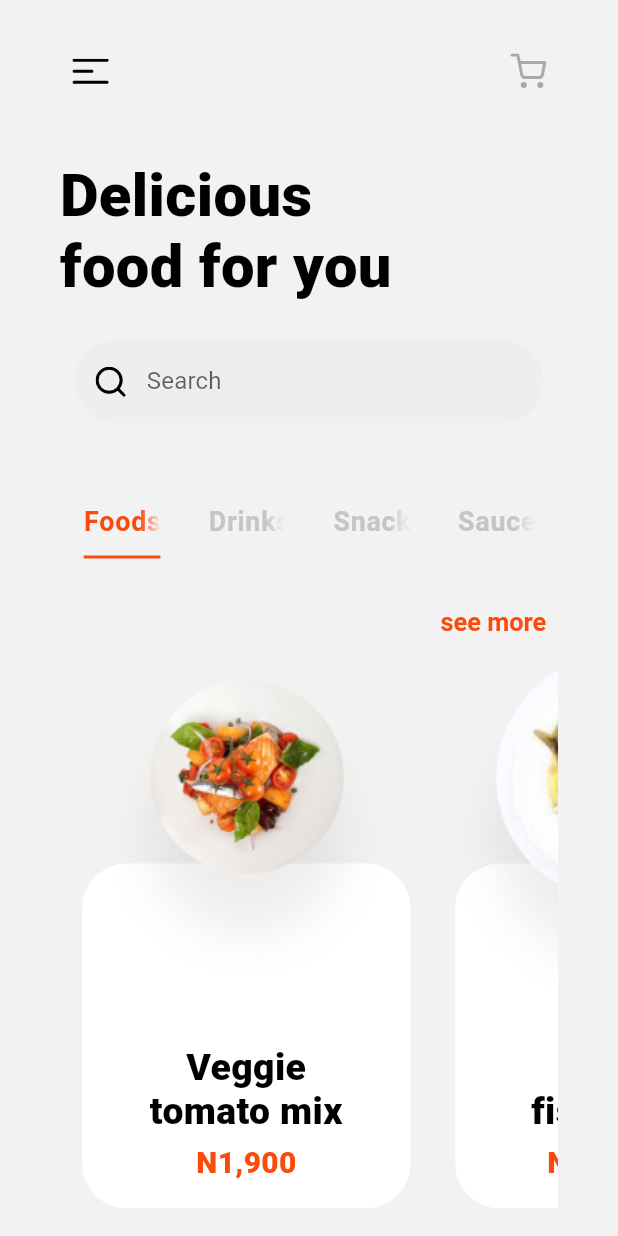
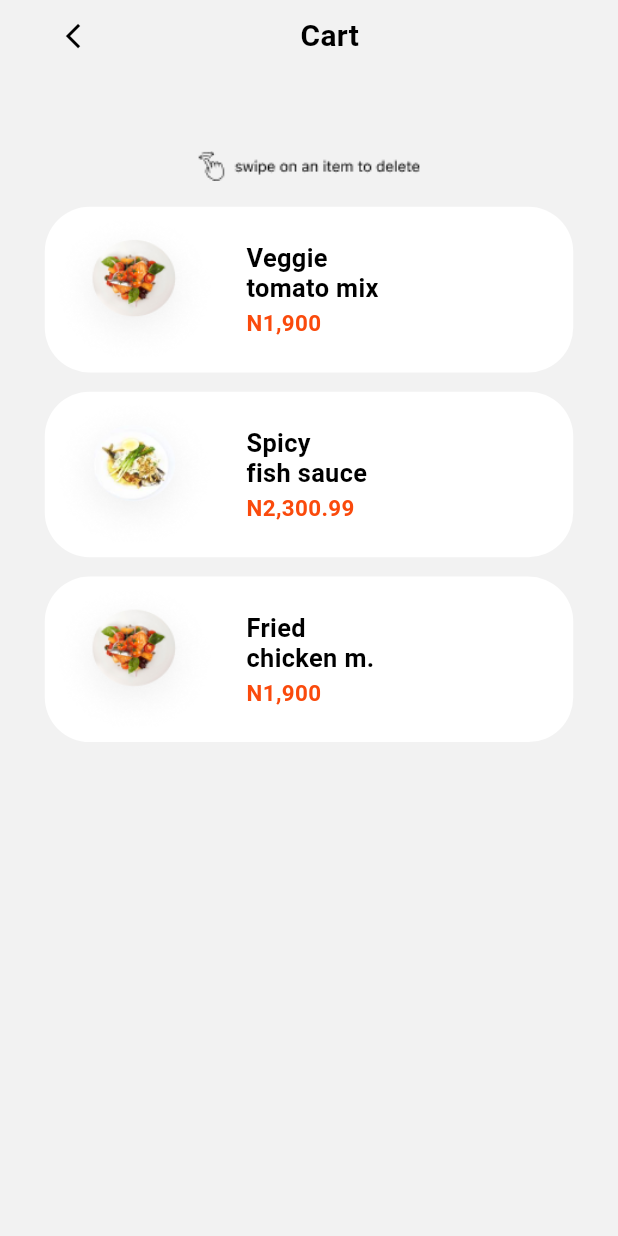
Before and after one commit to this-kin/Foodie, a Flutter app: the Dashboard screen opened directly, after a tap on an icon or button, on a phone screen of 412 x 824 dp. Run offline on Flutter 3.47's test engine with Material 2 defaults, Android fonts, the phone set to English and light mode, and no system bars; our stand-ins replace flutter_screenutil, flutter_svg; Roboto replaces fonts that are missing (SFProText).

Commit message:
image constraint issue

```diff
--- a/lib/constants/images_constants.dart
+++ b/lib/constants/images_constants.dart
@@ -14,7 +14,7 @@ class ConstanceData {
   static const lettuce = baseImageUrl + "lettuce.png";
   static const moimoi = baseImageUrl + "moimoi.png";
   static const user = baseImageUrl + "user.png";
-  // static const moimoi = baseImageUrl + "moimoi.png";
+  static const swipe = baseImageUrl + "swiper.png";
   // static const moimoi = baseImageUrl + "moimoi.png";
   // static const moimoi = baseImageUrl + "moimoi.png";
 
--- a/lib/constants/product_constants.dart
+++ b/lib/constants/product_constants.dart
@@ -37,7 +37,7 @@ Food food2 = Food(
 );
 
 Food food3 = Food(
-  image: ConstanceData.chicken,
+  image: ConstanceData.veggie,
   name: 'Fried\nchicken m.',
   price: 'N1,900',
   info: "Delivered between monday aug and thursday 20 from 8pm to 91:32 pm",
@@ -46,7 +46,7 @@ Food food3 = Food(
 );
 
 Food food4 = Food(
-  image: ConstanceData.egg,
+  image: ConstanceData.fish,
   name: 'Moi-moi\nand ekpa.',
   price: 'N1,900',
   info: "Delivered between monday aug and thursday 20 from 8pm to 91:32 pm",
--- a/lib/core/routes.dart
+++ b/lib/core/routes.dart
@@ -1,6 +1,7 @@
 import 'package:fooddelivery/constants/product_constants.dart';
 import 'package:fooddelivery/core/exports.dart';
 import 'package:fooddelivery/presentation/screens/authentication.dart';
+import 'package:fooddelivery/presentation/screens/cart.dart';
 import 'package:fooddelivery/presentation/screens/food_screen.dart';
 import 'package:fooddelivery/presentation/screens/home.dart';
 import 'package:fooddelivery/presentation/screens/more.dart';
@@ -14,6 +15,7 @@ class RouteGenerator {
   static const String authentication = '/authentication';
   static const String more = '/more';
   static const String food = "/food";
+  static const String cart = "/cart";
 
   static Route<dynamic> generateRoute(RouteSettings settings) {
     switch (settings.name) {
@@ -30,6 +32,8 @@ class RouteGenerator {
       case food:
         return MaterialPageRoute(
             builder: (context) => FoodScreen(food: settings.arguments as Food));
+      case cart:
+        return MaterialPageRoute(builder: (context) => const Cart());
       default:
         return MaterialPageRoute(builder: (context) => const Splash());
     }
--- /dev/null
+++ b/lib/presentation/screens/cart.dart
@@ -0,0 +1,71 @@
+import 'package:fooddelivery/constants/product_constants.dart';
+import 'package:fooddelivery/core/exports.dart';
+import 'package:fooddelivery/presentation/widgets/cart_widgets/cart_tile.dart';
+
+class Cart extends StatefulWidget {
+  const Cart({Key? key}) : super(key: key);
+
+  @override
+  State<Cart> createState() => _CartState();
+}
+
+class _CartState extends State<Cart> {
+  @override
+  Widget build(BuildContext context) {
+    final theme = Theme.of(context);
+    return Scaffold(
+      backgroundColor: theme.backgroundColor,
+      body: SafeArea(
+        child: Container(
+          padding: EdgeInsets.symmetric(horizontal: 30.w),
+          child: Column(
+            children: [
+              Row(
+                children: [
+                  IconButton(
+                    icon: const Icon(Icons.arrow_back_ios),
+                    onPressed: () {
+                      // go back
+                      Navigator.pop(context);
+                    },
+                  ),
+                  SizedBox(width: 123.w),
+                  Text(
+                    "Cart",
+                    style: TextStyle(
+                      fontSize: 20.sp,
+                      fontWeight: FontWeight.w700,
+                      color: Colors.black,
+                      fontFamily: baseFontUrl,
+                    ),
+                  ),
+                ],
+              ),
+              SizedBox(height: 57.h),
+              Center(
+                child: Image.asset(
+                  ConstanceData.swipe,
+                ),
+              ),
+              SizedBox(height: 19.h),
+              ListView.builder(
+                itemCount: 3,
+                shrinkWrap: true,
+                itemBuilder: (_, index) {
+                  final snapshot = foods[index];
+                  return CartTile(
+                    food: snapshot,
+                    onPressed: () {
+                      Navigator.pushNamed(context, RouteGenerator.food,
+                          arguments: snapshot);
+                    },
+                  );
+                },
+              )
+            ],
+          ),
+        ),
+      ),
+    );
+  }
+}
--- a/lib/presentation/screens/dashboard.dart
+++ b/lib/presentation/screens/dashboard.dart
@@ -42,6 +42,7 @@ class Dashboard extends StatelessWidget {
                         icon: ConstanceData.cart,
                         onPressed: () {
                           // open cart
+                          Navigator.pushNamed(context, RouteGenerator.cart);
                         },
                       ),
                     ],
--- a/lib/presentation/screens/more.dart
+++ b/lib/presentation/screens/more.dart
@@ -72,6 +72,10 @@ class _MoreState extends State<More> {
                   image: snapshot.image,
                   name: snapshot.name,
                   price: snapshot.price,
+                  onPressed: () {
+                    Navigator.pushNamed(context, RouteGenerator.food,
+                        arguments: snapshot);
+                  },
                 );
               },
             )
--- /dev/null
+++ b/lib/presentation/widgets/cart_widgets/cart_tile.dart
@@ -0,0 +1,76 @@
+import 'package:fooddelivery/constants/product_constants.dart';
+import 'package:fooddelivery/core/exports.dart';
+
+class CartTile extends StatefulWidget {
+  final Food? food;
+  final VoidCallback? onPressed;
+
+  const CartTile({
+    Key? key,
+    this.food,
+    this.onPressed,
+  }) : super(key: key);
+
+  @override
+  State<CartTile> createState() => _CartTileState();
+}
+
+class _CartTileState extends State<CartTile> {
+  int _count = 1;
+
+  @override
+  Widget build(BuildContext context) {
+    return Padding(
+      padding: EdgeInsets.only(bottom: 14.h),
+      child: Container(
+        decoration: BoxDecoration(
+          color: whiteColor,
+          borderRadius: BorderRadius.circular(30.sp),
+        ),
+        alignment: Alignment.center,
+        child: Material(
+          type: MaterialType.transparency,
+          child: InkWell(
+            onTap: widget.onPressed,
+            borderRadius: BorderRadius.circular(30.sp),
+            child: Row(
+              children: [
+                Image.asset(
+                  widget.food!.image!,
+                  height: 120.h,
+                  width: 120.w,
+                  fit: BoxFit.fill,
+                ),
+                SizedBox(width: 15.w),
+                Column(
+                  crossAxisAlignment: CrossAxisAlignment.start,
+                  children: [
+                    Text(
+                      widget.food!.name!,
+                      style: TextStyle(
+                        fontFamily: baseFontUrl,
+                        fontSize: 17.sp,
+                        color: blackColor,
+                        fontWeight: FontWeight.w600,
+                      ),
+                    ),
+                    SizedBox(height: 5.h),
+                    Text(
+                      widget.food!.price!,
+                      style: TextStyle(
+                        fontFamily: baseFontUrl,
+                        fontSize: 15.sp,
+                        color: primaryColor,
+                        fontWeight: FontWeight.w600,
+                      ),
+                    ),
+                  ],
+                )
+              ],
+            ),
+          ),
+        ),
+      ),
+    );
+  }
+}
--- a/lib/presentation/widgets/field_widgets.dart/field_widget.dart
+++ b/lib/presentation/widgets/field_widgets.dart/field_widget.dart
@@ -26,7 +26,7 @@ class EmailField extends StatelessWidget {
       style: TextStyle(
         fontFamily: baseFontUrl,
         fontSize: 15.sp,
-        color: greyColor,
+        color: blackColor,
         fontWeight: FontWeight.w600,
       ),
       decoration: InputDecoration(
@@ -92,7 +92,7 @@ class PasswordField extends StatelessWidget {
       style: TextStyle(
         fontFamily: baseFontUrl,
         fontSize: 15.sp,
-        color: greyColor,
+        color: blackColor,
         fontWeight: FontWeight.w600,
       ),
       keyboardType: TextInputType.emailAddress,
--- a/lib/presentation/widgets/home_widget/food_widget.dart
+++ b/lib/presentation/widgets/home_widget/food_widget.dart
@@ -62,10 +62,15 @@ class FoodWidget extends StatelessWidget {
               ),
             ),
             Positioned(
-              top: -10.h,
+              top: 0.h,
               left: 0,
               right: 0,
-              child: Image.asset(image!),
+              child: Image.asset(
+                image!,
+                height: 165.h,
+                width: 165.w,
+                fit: BoxFit.cover,
+              ),
             )
           ],
         ),
@@ -93,9 +98,6 @@ class SecondFoodWidget extends StatelessWidget {
     return InkWell(
       onTap: onPressed,
       borderRadius: BorderRadius.circular(30.w),
-      child: SizedBox(
-        height: 320.h,
-        width: 160.w,
       child: Stack(
         children: [
           Align(
@@ -136,18 +138,17 @@ class SecondFoodWidget extends StatelessWidget {
             ),
           ),
           Positioned(
-              top: -5.h,
+            top: -30.h,
             left: 0,
             right: 0,
             child: Image.asset(
               image!,
-                height: 128.h,
-                width: 128.w,
+              height: 165.h,
+              width: 165.w,
             ),
           )
         ],
       ),
-      ),
     );
   }
 }
```
Also changed, not shown: assets/images/fish.png, assets/images/swiper.png (added), assets/images/veggie.png. Lines whose indentation alone changed are shown as unchanged.
